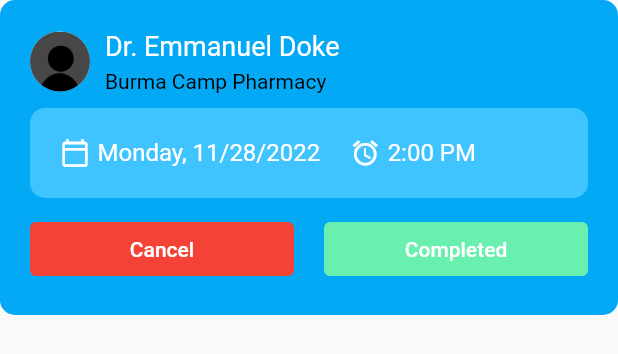
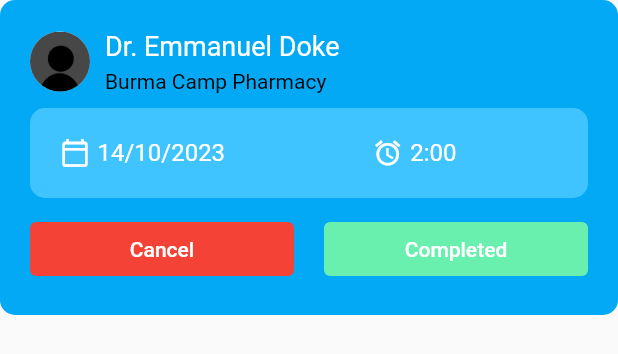
Before and after one commit to ManuelSena19/health-watch, a Flutter app: the AppointmentCard widget shown alone on an empty page, opened directly, on a phone screen of 412 x 824 dp. Shown: the top 354 px of the screen. Run offline on Flutter 3.47's test engine with Material 2 defaults, Android fonts, the phone set to English and light mode, and no system bars; our stand-ins replace cloud_firestore, email_validator, firebase_auth, firebase_core, firebase_storage, image_picker and 2 more; accounts and stored records are empty.

Commit message:
redesigned appointment screen with live data

```diff
--- a/lib/utilities/appointment_card.dart
+++ b/lib/utilities/appointment_card.dart
@@ -1,3 +1,4 @@
+import 'package:cloud_firestore/cloud_firestore.dart';
 import 'package:flutter/material.dart';
 
 class AppointmentCard extends StatefulWidget {
@@ -54,7 +55,7 @@ class _AppointmentCardState extends State<AppointmentCard> {
                   const SizedBox(
                     height: 10,
                   ),
-                  const ScheduleCard(),
+                  ScheduleCard(date: Timestamp.now(), time: '2:0',),
                   const SizedBox(
                     height: 10,
                   ),
@@ -100,7 +101,11 @@ class _AppointmentCardState extends State<AppointmentCard> {
 }
 
 class ScheduleCard extends StatelessWidget {
-  const ScheduleCard({Key? key}) : super(key: key);
+  const ScheduleCard({Key? key, required this.date, required this.time})
+      : super(key: key);
+
+  final Timestamp date;
+  final String time;
 
   @override
   Widget build(BuildContext context) {
@@ -113,34 +118,32 @@ class ScheduleCard extends StatelessWidget {
       padding: const EdgeInsets.all(20),
       child: Row(
         crossAxisAlignment: CrossAxisAlignment.start,
-        children: const [
-          Icon(
+        children: [
+          const Icon(
             Icons.calendar_today_outlined,
             color: Colors.white,
             size: 20,
           ),
-          SizedBox(
+          const SizedBox(
             width: 5,
           ),
           Text(
-            'Monday, 11/28/2022',
-            style: TextStyle(color: Colors.white, fontSize: 16),
+            '${date.toDate().day}/${date.toDate().month}/${date.toDate().year}',
+            style: const TextStyle(color: Colors.white, fontSize: 16),
           ),
-          SizedBox(
-            width: 20,
-          ),
-          Icon(
+          Expanded(child: Container()),
+          const Icon(
             Icons.access_alarm_outlined,
             color: Colors.white,
             size: 20,
           ),
-          SizedBox(
+          const SizedBox(
             width: 5,
           ),
           Flexible(
               child: Text(
-            '2:00 PM',
-            style: TextStyle(color: Colors.white, fontSize: 16),
+            '${time}0',
+            style: const TextStyle(color: Colors.white, fontSize: 16),
           ))
         ],
       ),
```
Also changed, not shown: lib/constants/user_data.dart (+9 -0 lines), lib/screens/apppointment_screen.dart (+125 -104 lines).
